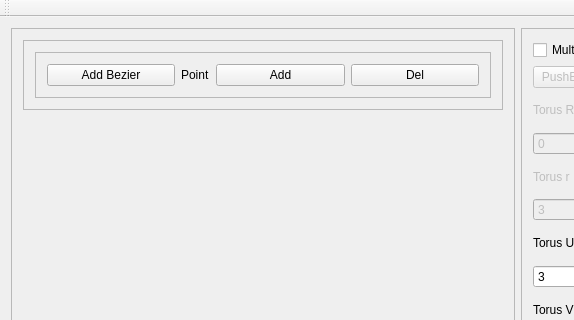
awitwicka/3DGraphicEngine, file GraphicEngine/mainwindow.ui: the form before one commit; both pictures show x 0 to 574 and y 0 to 320 of the 916 by 529 pixel window.
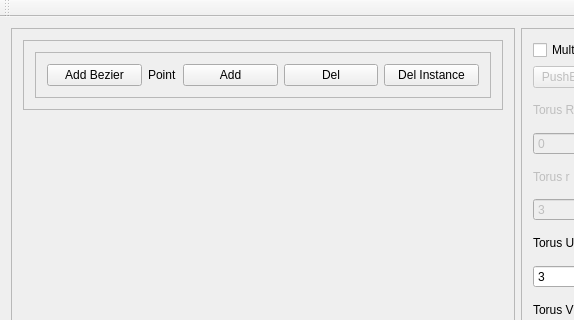
The form after the commit. Custom widgets are drawn as their Qt base class.

Commit message: Subtree for Bezier Points, Removing markers from curves

Patch:
```diff
--- a/GraphicEngine/mainwindow.ui
+++ b/GraphicEngine/mainwindow.ui
@@ -88,6 +88,13 @@
                </property>
               </widget>
              </item>
+             <item>
+              <widget class="QPushButton" name="pushButton_DelSingleMarker">
+               <property name="text">
+                <string>Del Instance</string>
+               </property>
+              </widget>
+             </item>
             </layout>
            </widget>
           </item>
```
The commit also changes 5 other files.
